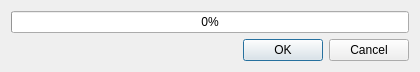
Before: the Qt Designer form src/ui/TransferRequestProgressDialog.ui in trebleshot/desktop, drawn with Qt 5.
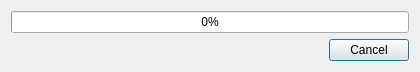
After: the same form once the commit is applied.

The edit to the form file:
```diff
--- a/src/ui/TransferRequestProgressDialog.ui
+++ b/src/ui/TransferRequestProgressDialog.ui
@@ -48,7 +48,7 @@
         <enum>Qt::Horizontal</enum>
        </property>
        <property name="standardButtons">
-        <set>QDialogButtonBox::Cancel|QDialogButtonBox::Ok</set>
+        <set>QDialogButtonBox::Cancel</set>
        </property>
       </widget>
      </item>
```
